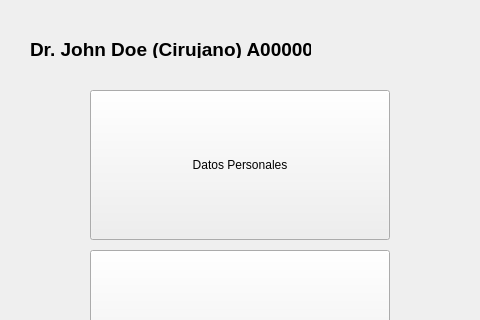
Above: src/firewalls-ui-prototype/mainmenudoctor.ui from andressero/firewalls before the change; both pictures show x 0 to 480 and y 0 to 320 of the 480 by 620 pixel window. Below: the same form after it.
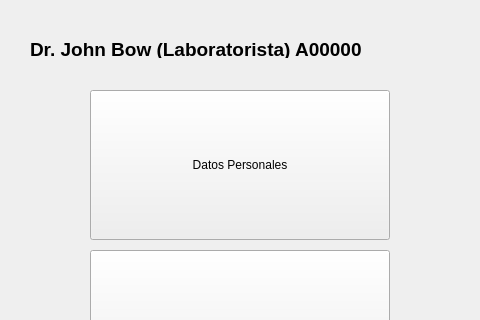
That is the form after the change.

```diff
--- a/src/firewalls-ui-prototype/mainmenudoctor.ui
+++ b/src/firewalls-ui-prototype/mainmenudoctor.ui
@@ -72,18 +72,19 @@
     <rect>
      <x>30</x>
      <y>40</y>
-     <width>281</width>
+     <width>411</width>
      <height>18</height>
     </rect>
    </property>
    <property name="font">
     <font>
      <pointsize>14</pointsize>
+     <weight>75</weight>
      <bold>true</bold>
     </font>
    </property>
    <property name="text">
-    <string>Dr. John Doe (Cirujano) A00000</string>
+    <string>Dr. John Bow (Laboratorista) A00000</string>
    </property>
   </widget>
   <widget class="QPushButton" name="logoutButton">
```
